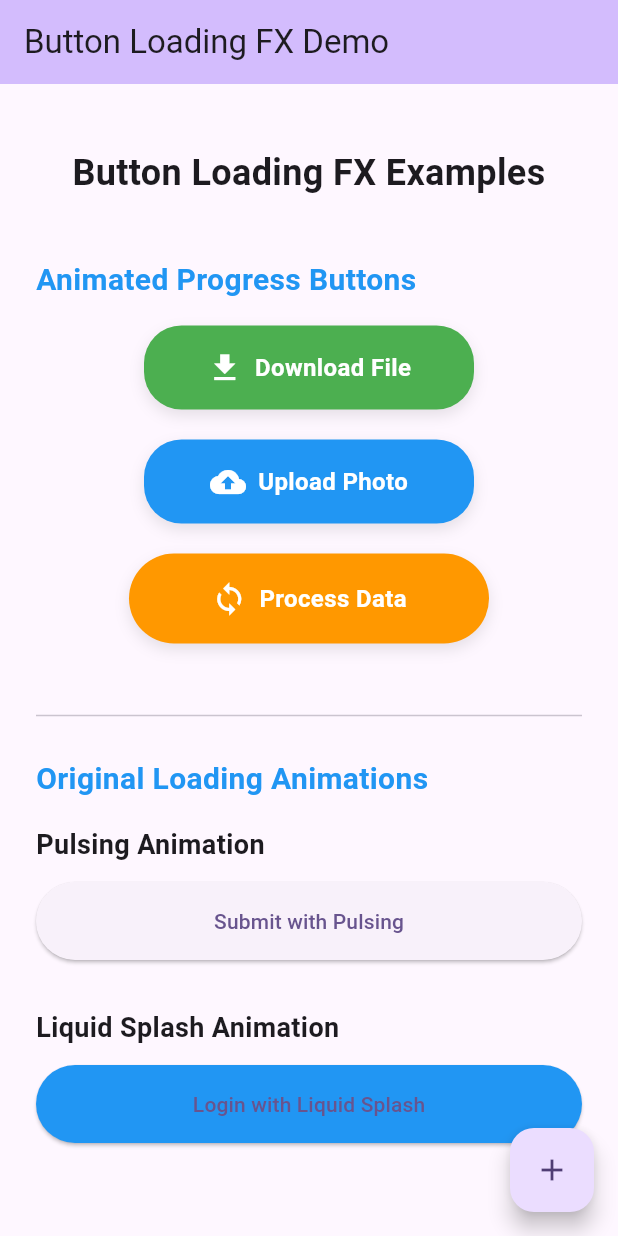
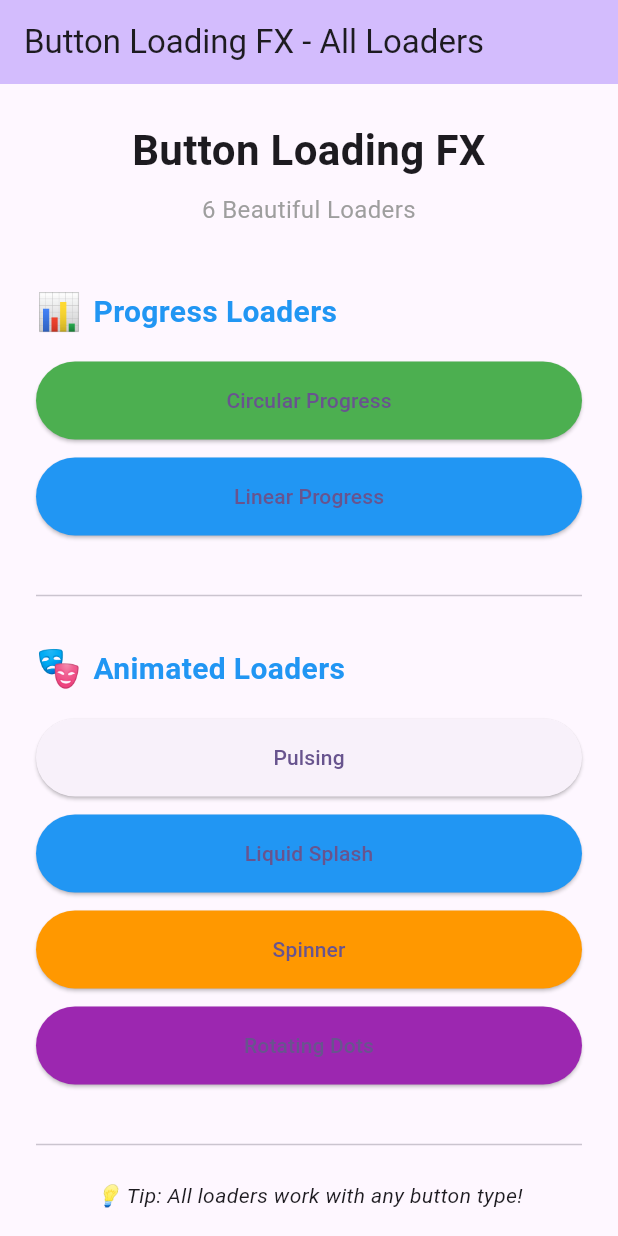
Before and after one commit to uche-hub/loading_button_studio, a Flutter app: the screen it shows after launch, on a phone screen of 412 x 824 dp. Run offline on Flutter 3.47's test engine with Material 3 defaults, Android fonts, the phone set to English and light mode, and no system bars.

Commit message:
added dots loader, linear progress bar, spinner loader and download progress loader

```diff
--- a/example/lib/main.dart
+++ b/example/lib/main.dart
@@ -29,15 +29,18 @@ class DemoPage extends StatefulWidget {
 }
 
 class _DemoPageState extends State<DemoPage> {
-  // Original animations state
+  // Loading states for basic animations
   bool _isPulsingLoading = false;
   bool _isLiquidLoading = false;
-  bool _isFabLoading = false;
+  bool _isSpinnerLoading = false;
+  bool _isDotsLoading = false;
 
-  // Progress button states
-  double? _downloadProgress;
-  double? _uploadProgress;
-  double? _customProgress;
+  // Progress loader states
+  bool _isDownloading = false;
+  double _downloadProgress = 0.0;
+
+  bool _isUploading = false;
+  double _uploadProgress = 0.0;
 
   Future<void> _simulateAction(Function(bool) setLoading) async {
     setLoading(true);
@@ -50,9 +53,11 @@ class _DemoPageState extends State<DemoPage> {
   }
 
   Future<void> _simulateDownload() async {
-    setState(() => _downloadProgress = 0.0);
+    setState(() {
+      _isDownloading = true;
+      _downloadProgress = 0.0;
+    });
 
-    // Simulate smooth download progress
     for (double i = 0; i <= 1.0; i += 0.02) {
       await Future.delayed(const Duration(milliseconds: 50));
       if (mounted) {
@@ -60,20 +65,19 @@ class _DemoPageState extends State<DemoPage> {
       }
     }
 
-    // Ensure we hit 100%
     setState(() => _downloadProgress = 1.0);
-
-    // Reset after completion
     await Future.delayed(const Duration(milliseconds: 500));
     if (mounted) {
-      setState(() => _downloadProgress = null);
+      setState(() => _isDownloading = false);
     }
   }
 
   Future<void> _simulateUpload() async {
-    setState(() => _uploadProgress = 0.0);
+    setState(() {
+      _isUploading = true;
+      _uploadProgress = 0.0;
+    });
 
-    // Simulate smooth upload progress
     for (double i = 0; i <= 1.0; i += 0.01) {
       await Future.delayed(const Duration(milliseconds: 30));
       if (mounted) {
@@ -81,34 +85,10 @@ class _DemoPageState extends State<DemoPage> {
       }
     }
 
-    // Ensure we hit 100%
     setState(() => _uploadProgress = 1.0);
-
-    // Reset after completion
     await Future.delayed(const Duration(milliseconds: 500));
     if (mounted) {
-      setState(() => _uploadProgress = null);
-    }
-  }
-
-  Future<void> _simulateCustomProgress() async {
-    setState(() => _customProgress = 0.0);
-
-    // Simulate smooth custom progress
-    for (double i = 0; i <= 1.0; i += 0.015) {
-      await Future.delayed(const Duration(milliseconds: 40));
-      if (mounted) {
-        setState(() => _customProgress = i);
-      }
-    }
-
-    // Ensure we hit 100%
-    setState(() => _customProgress = 1.0);
-
-    // Reset after completion
-    await Future.delayed(const Duration(milliseconds: 500));
-    if (mounted) {
-      setState(() => _customProgress = null);
+      setState(() => _isUploading = false);
     }
   }
 
@@ -117,150 +97,82 @@ class _DemoPageState extends State<DemoPage> {
     return Scaffold(
       appBar: AppBar(
         backgroundColor: Theme.of(context).colorScheme.inversePrimary,
-        title: const Text('Button Loading FX Demo'),
+        title: const Text('Button Loading FX - All Loaders'),
       ),
       body: Center(
         child: SingleChildScrollView(
           padding: const EdgeInsets.all(24),
           child: Column(
-            mainAxisAlignment: MainAxisAlignment.center,
             crossAxisAlignment: CrossAxisAlignment.stretch,
             children: [
               const Text(
-                'Button Loading FX Examples',
-                style: TextStyle(
-                  fontSize: 24,
-                  fontWeight: FontWeight.bold,
-                ),
+                'Button Loading FX',
+                style: TextStyle(fontSize: 28, fontWeight: FontWeight.bold),
+                textAlign: TextAlign.center,
+              ),
+              const SizedBox(height: 8),
+              const Text(
+                '6 Beautiful Loaders',
+                style: TextStyle(fontSize: 16, color: Colors.grey),
                 textAlign: TextAlign.center,
               ),
               const SizedBox(height: 40),
 
-              // Animated Progress Buttons Section
-              const Text(
-                'Animated Progress Buttons',
-                style: TextStyle(
-                    fontSize: 20,
-                    fontWeight: FontWeight.w600,
-                    color: Colors.blue),
-              ),
+              // Progress-Based Loaders
+              _buildSectionTitle('Progress Loaders', '📊'),
               const SizedBox(height: 16),
 
-              // Download Button with Progress
-              Center(
-                child: AnimatedProgressButton(
-                  progress: _downloadProgress,
-                  onPressed: _simulateDownload,
+              // Circular Progress
+              ElevatedButton(
+                onPressed: _isDownloading ? null : _simulateDownload,
+                style: ElevatedButton.styleFrom(
                   backgroundColor: Colors.green,
-                  progressActiveColor: Colors.white,
-                  progressInactiveColor: Colors.green.shade200,
-                  height: 56,
-                  width: 220,
-                  child: const Row(
-                    mainAxisSize: MainAxisSize.min,
-                    children: [
-                      Icon(Icons.download, color: Colors.white),
-                      SizedBox(width: 8),
-                      Text(
-                        'Download File',
-                        style: TextStyle(
-                          color: Colors.white,
-                          fontSize: 16,
-                          fontWeight: FontWeight.w600,
+                  padding: const EdgeInsets.symmetric(vertical: 16),
+                ),
+                child: _isDownloading
+                    ? SizedBox(
+                        height: 28,
+                        child: LoadingButtonStudio(
+                          animation: ButtonAnimationEffect.circularProgress,
+                          progress: _downloadProgress,
+                          effectColor: Colors.white,
+                          inactiveColor: Colors.green.shade200,
+                          size: 28,
+                          strokeWidth: 3,
                         ),
-                      ),
-                    ],
-                  ),
+                      )
+                    : const Text('Circular Progress'),
+              ),
+              const SizedBox(height: 12),
+
+              // Linear Progress
+              ElevatedButton(
+                onPressed: _isUploading ? null : _simulateUpload,
+                style: ElevatedButton.styleFrom(
+                  backgroundColor: Colors.blue,
+                  padding: const EdgeInsets.symmetric(vertical: 16),
                 ),
-              ),
-              const SizedBox(height: 20),
-
-              // Upload Button with Progress
-              Center(
-                child: AnimatedProgressButton(
-                  progress: _uploadProgress,
-                  onPressed: _simulateUpload,
-                  backgroundColor: Colors.blue,
-                  progressActiveColor: Colors.blue,
-                  progressInactiveColor: Colors.grey.shade300,
-                  progressStrokeWidth: 5,
-                  height: 56,
-                  width: 220,
-                  child: const Row(
-                    mainAxisSize: MainAxisSize.min,
-                    children: [
-                      Icon(Icons.cloud_upload, color: Colors.white),
-                      SizedBox(width: 8),
-                      Text(
-                        'Upload Photo',
-                        style: TextStyle(
-                          color: Colors.white,
-                          fontSize: 16,
-                          fontWeight: FontWeight.w600,
-                        ),
-                      ),
-                    ],
-                  ),
-                ),
-              ),
-              const SizedBox(height: 20),
-
-              // Custom Colored Progress Button
-              Center(
-                child: AnimatedProgressButton(
-                  progress: _customProgress,
-                  onPressed: _simulateCustomProgress,
-                  backgroundColor: Colors.orange,
-                  progressActiveColor: Colors.orange,
-                  progressInactiveColor: Colors.orange.shade100,
-                  progressStrokeWidth: 6,
-                  showPercentage: true,
-                  height: 60,
-                  width: 240,
-                  borderRadius: 30,
-                  percentageTextStyle: const TextStyle(
-                    color: Colors.orange,
-                    fontSize: 16,
-                    fontWeight: FontWeight.bold,
-                  ),
-                  child: const Row(
-                    mainAxisSize: MainAxisSize.min,
-                    children: [
-                      Icon(Icons.sync, color: Colors.white),
-                      SizedBox(width: 8),
-                      Text(
-                        'Process Data',
-                        style: TextStyle(
-                          color: Colors.white,
-                          fontSize: 16,
-                          fontWeight: FontWeight.w600,
-                        ),
-                      ),
-                    ],
-                  ),
-                ),
+                child: _isUploading
+                    ? LoadingButtonStudio(
+                        animation: ButtonAnimationEffect.linearProgress,
+                        progress: _uploadProgress,
+                        effectColor: Colors.white,
+                        inactiveColor: Colors.blue.shade200,
+                        size: 20,
+                        strokeWidth: 2,
+                      )
+                    : const Text('Linear Progress'),
               ),
 
-              const SizedBox(height: 40),
+              const SizedBox(height: 32),
               const Divider(),
-              const SizedBox(height: 20),
+              const SizedBox(height: 24),
 
-              // Original Animations Section
-              const Text(
-                'Original Loading Animations',
-                style: TextStyle(
-                    fontSize: 20,
-                    fontWeight: FontWeight.w600,
-                    color: Colors.blue),
-              ),
+              // Animated Loaders
+              _buildSectionTitle('Animated Loaders', '🎭'),
               const SizedBox(height: 16),
 
-              // Pulsing Animation Example
-              const Text(
-                'Pulsing Animation',
-                style: TextStyle(fontSize: 18, fontWeight: FontWeight.w600),
-              ),
-              const SizedBox(height: 12),
+              // Pulsing
               ElevatedButton(
                 onPressed: _isPulsingLoading
                     ? null
@@ -277,16 +189,11 @@ class _DemoPageState extends State<DemoPage> {
                           size: 24,
                         ),
                       )
-                    : const Text('Submit with Pulsing'),
-              ),
-              const SizedBox(height: 32),
-
-              // Liquid Splash Animation Example
-              const Text(
-                'Liquid Splash Animation',
-                style: TextStyle(fontSize: 18, fontWeight: FontWeight.w600),
+                    : const Text('Pulsing'),
               ),
               const SizedBox(height: 12),
+
+              // Liquid Splash
               ElevatedButton(
                 onPressed: _isLiquidLoading
                     ? null
@@ -304,27 +211,83 @@ class _DemoPageState extends State<DemoPage> {
                           size: 24,
                         ),
                       )
-                    : const Text('Login with Liquid Splash'),
+                    : const Text('Liquid Splash'),
+              ),
+              const SizedBox(height: 12),
+
+              // Spinner
+              ElevatedButton(
+                onPressed: _isSpinnerLoading
+                    ? null
+                    : () => _simulateAction((v) => _isSpinnerLoading = v),
+                style: ElevatedButton.styleFrom(
+                  backgroundColor: Colors.orange,
+                  padding: const EdgeInsets.symmetric(vertical: 16),
+                ),
+                child: _isSpinnerLoading
+                    ? const SizedBox(
+                        height: 24,
+                        child: LoadingButtonStudio(
+                          animation: ButtonAnimationEffect.spinner,
+                          effectColor: Colors.white,
+                          size: 24,
+                        ),
+                      )
+                    : const Text('Spinner'),
+              ),
+              const SizedBox(height: 12),
+
+              // Dots
+              ElevatedButton(
+                onPressed: _isDotsLoading
+                    ? null
+                    : () => _simulateAction((v) => _isDotsLoading = v),
+                style: ElevatedButton.styleFrom(
+                  backgroundColor: Colors.purple,
+                  padding: const EdgeInsets.symmetric(vertical: 16),
+                ),
+                child: _isDotsLoading
+                    ? const SizedBox(
+                        height: 24,
+                        child: LoadingButtonStudio(
+                          animation: ButtonAnimationEffect.dots,
+                          effectColor: Colors.white,
+                          size: 24,
+                        ),
+                      )
+                    : const Text('Rotating Dots'),
               ),
 
-              const SizedBox(height: 20),
+              const SizedBox(height: 32),
+              const Divider(),
+              const SizedBox(height: 16),
+
+              const Text(
+                '💡 Tip: All loaders work with any button type!',
+                style: TextStyle(fontSize: 14, fontStyle: FontStyle.italic),
+                textAlign: TextAlign.center,
+              ),
             ],
           ),
         ),
       ),
-      floatingActionButton: FloatingActionButton(
-        onPressed: _isFabLoading
-            ? null
-            : () => _simulateAction((v) => _isFabLoading = v),
-        tooltip: 'FAB with Loading',
-        child: _isFabLoading
-            ? const LoadingButtonStudio(
-                animation: ButtonAnimationEffect.liquidSplash,
-                effectColor: Colors.white,
-                size: 28,
-              )
-            : const Icon(Icons.add),
-      ),
+    );
+  }
+
+  Widget _buildSectionTitle(String title, String emoji) {
+    return Row(
+      children: [
+        Text(emoji, style: const TextStyle(fontSize: 24)),
+        const SizedBox(width: 8),
+        Text(
+          title,
+          style: const TextStyle(
+            fontSize: 20,
+            fontWeight: FontWeight.w600,
+            color: Colors.blue,
+          ),
+        ),
+      ],
     );
   }
 }
--- a/lib/src/enums/button_animation_effect.dart
+++ b/lib/src/enums/button_animation_effect.dart
@@ -5,4 +5,18 @@ enum ButtonAnimationEffect {
 
   /// A liquid splash animation with wave-like motion
   liquidSplash,
+
+  /// A circular progress indicator showing percentage (0-100%)
+  /// Use with progress parameter to show download/upload progress
+  circularProgress,
+
+  /// A rotating spinner with radiating lines
+  spinner,
+
+  /// Rotating dots in a circle with one highlighted dot
+  dots,
+
+  /// A horizontal linear progress bar
+  /// Use with progress parameter for visual progress feedback
+  linearProgress,
 }
```
Also changed, not shown: lib/src/animations/dots_loader.dart (added, +117 -0 lines), lib/src/animations/linear_progress_bar.dart (added, +67 -0 lines), lib/src/animations/spinner_loader.dart (added, +120 -0 lines), lib/src/loading_button_studio.dart (+67 -2 lines), 2 other files.
